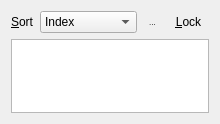
Qt form palettewidget.ui (not-surt/SimPix) before a commit.
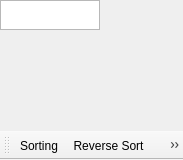
The same form after that commit. Icons and pictures are not drawn. Custom widgets are drawn as their Qt base class.

Patch:
```diff
--- a/palettewidget.ui
+++ b/palettewidget.ui
@@ -1,139 +1,54 @@
 <?xml version="1.0" encoding="UTF-8"?>
 <ui version="4.0">
  <class>PaletteWidget</class>
- <widget class="QWidget" name="PaletteWidget">
+ <widget class="QMainWindow" name="PaletteWidget">
   <property name="geometry">
    <rect>
     <x>0</x>
     <y>0</y>
-    <width>220</width>
-    <height>124</height>
+    <width>183</width>
+    <height>160</height>
    </rect>
   </property>
   <property name="windowTitle">
    <string>Form</string>
   </property>
-  <layout class="QGridLayout" name="gridLayout">
-   <item row="0" column="3">
-    <widget class="QToolButton" name="lockPaletteButton">
-     <property name="text">
-      <string>&amp;Lock</string>
-     </property>
-     <property name="checkable">
-      <bool>true</bool>
-     </property>
-     <property name="autoRaise">
-      <bool>true</bool>
-     </property>
-    </widget>
-   </item>
-   <item row="0" column="1">
-    <widget class="QComboBox" name="comboBox">
-     <property name="sizePolicy">
-      <sizepolicy hsizetype="Expanding" vsizetype="Fixed">
-       <horstretch>0</horstretch>
-       <verstretch>0</verstretch>
-      </sizepolicy>
-     </property>
-     <property name="frame">
-      <bool>true</bool>
-     </property>
-     <item>
-      <property name="text">
-       <string>Index</string>
-      </property>
-     </item>
-     <item>
-      <property name="text">
-       <string>Count</string>
-      </property>
-     </item>
-     <item>
-      <property name="text">
-       <string>Custom</string>
-      </property>
-     </item>
-     <item>
-      <property name="text">
-       <string>Hue</string>
-      </property>
-     </item>
-     <item>
-      <property name="text">
-       <string>Saturation</string>
-      </property>
-     </item>
-     <item>
-      <property name="text">
-       <string>Lightness</string>
-      </property>
-     </item>
-     <item>
-      <property name="text">
-       <string>Red</string>
-      </property>
-     </item>
-     <item>
-      <property name="text">
-       <string>Green</string>
-      </property>
-     </item>
-     <item>
-      <property name="text">
-       <string>Blue</string>
-      </property>
-     </item>
-    </widget>
-   </item>
-   <item row="0" column="0">
-    <widget class="QLabel" name="sortLabel">
-     <property name="sizePolicy">
-      <sizepolicy hsizetype="Fixed" vsizetype="Preferred">
-       <horstretch>0</horstretch>
-       <verstretch>0</verstretch>
-      </sizepolicy>
-     </property>
-     <property name="text">
-      <string>&amp;Sort</string>
-     </property>
-     <property name="buddy">
-      <cstring>comboBox</cstring>
-     </property>
-    </widget>
-   </item>
-   <item row="0" column="2">
-    <widget class="QToolButton" name="sortDescendingButton">
-     <property name="font">
-      <font>
-       <pointsize>6</pointsize>
-      </font>
-     </property>
-     <property name="text">
-      <string>...</string>
-     </property>
-     <property name="icon">
-      <iconset theme="view-sort-descending">
-       <normaloff/>
-      </iconset>
-     </property>
-     <property name="iconSize">
-      <size>
-       <width>16</width>
-       <height>16</height>
-      </size>
-     </property>
-     <property name="checkable">
-      <bool>true</bool>
-     </property>
-     <property name="autoRaise">
-      <bool>true</bool>
-     </property>
-    </widget>
-   </item>
-   <item row="1" column="0" colspan="4">
-    <widget class="PaletteView" name="paletteView"/>
-   </item>
-  </layout>
+  <widget class="PaletteView" name="paletteView"/>
+  <widget class="QToolBar" name="toolBar">
+   <property name="windowTitle">
+    <string>toolBar</string>
+   </property>
+   <property name="floatable">
+    <bool>false</bool>
+   </property>
+   <attribute name="toolBarArea">
+    <enum>BottomToolBarArea</enum>
+   </attribute>
+   <attribute name="toolBarBreak">
+    <bool>false</bool>
+   </attribute>
+   <addaction name="actionSorting"/>
+   <addaction name="actionReverseSort"/>
+   <addaction name="actionLock"/>
+  </widget>
+  <action name="actionSorting">
+   <property name="text">
+    <string>Sorting</string>
+   </property>
+  </action>
+  <action name="actionReverseSort">
+   <property name="icon">
+    <iconset theme="view-sort-descending"/>
+   </property>
+   <property name="text">
+    <string>Reverse Sort</string>
+   </property>
+  </action>
+  <action name="actionLock">
+   <property name="text">
+    <string>Lock</string>
+   </property>
+  </action>
  </widget>
  <customwidgets>
   <customwidget>
```
Left out of the diff: 9 changed lines with no effect on the pictures.
